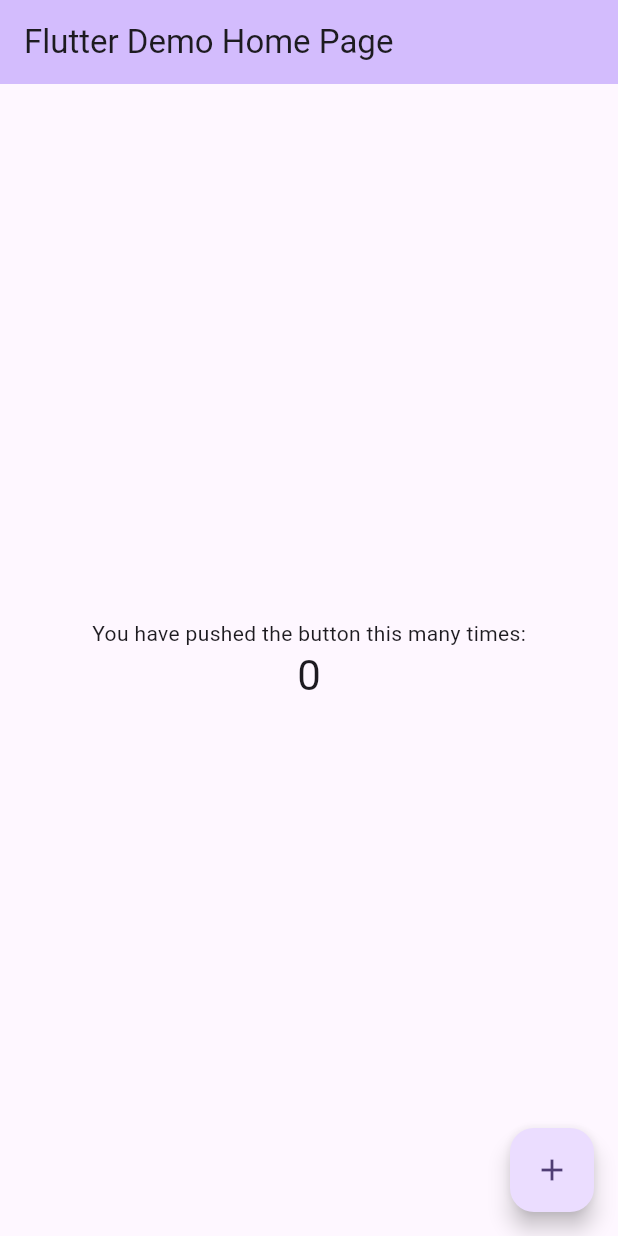
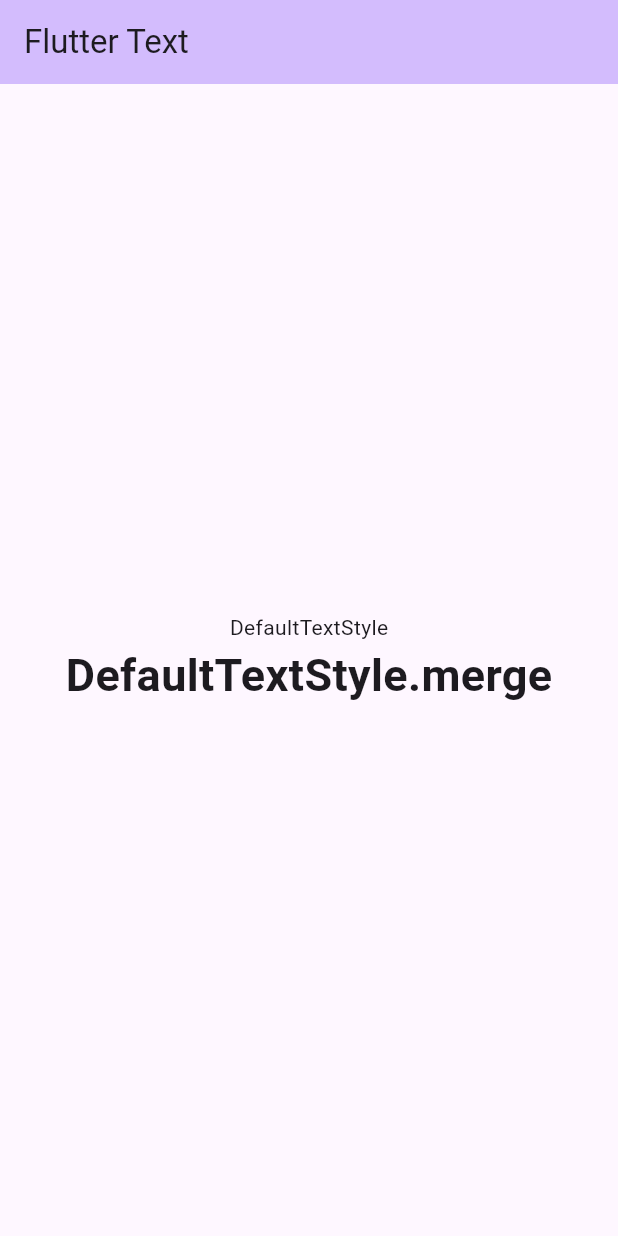
Before and after one commit to jaimetellezb/widget-catalog, a Flutter app: the screen it shows after launch, on a phone screen of 412 x 824 dp. Run offline on Flutter 3.47's test engine with Material 3 defaults, Android fonts, the phone set to English and light mode, and no system bars; Roboto replaces fonts that are missing (Italic).

Commit message:
DefaultTextStyle

```diff
--- a/lib/main.dart
+++ b/lib/main.dart
@@ -15,55 +15,45 @@
         colorScheme: ColorScheme.fromSeed(seedColor: Colors.deepPurple),
         useMaterial3: true,
       ),
-      home: const MyHomePage(title: 'Flutter Demo Home Page'),
+      home: const MyHomePage(title: 'Flutter Text'),
     );
   }
 }
 
-class MyHomePage extends StatefulWidget {
+class MyHomePage extends StatelessWidget {
   const MyHomePage({super.key, required this.title});
 
   final String title;
 
   @override
-  State<MyHomePage> createState() => _MyHomePageState();
-}
+  Widget build(BuildContext context) {
+    DefaultTextStyle defaultStyle = DefaultTextStyle.of(context);
+    print(defaultStyle);
 
-class _MyHomePageState extends State<MyHomePage> {
-  int _counter = 0;
-
-  void _incrementCounter() {
-    setState(() {
-      _counter++;
-    });
-  }
-
-  @override
-  Widget build(BuildContext context) {
     return Scaffold(
       appBar: AppBar(
         backgroundColor: Theme.of(context).colorScheme.inversePrimary,
-        title: Text(widget.title),
+        title: Text(title),
       ),
       body: Center(
         child: Column(
           mainAxisAlignment: MainAxisAlignment.center,
           children: <Widget>[
             const Text(
-              'You have pushed the button this many times:',
+              'DefaultTextStyle',
             ),
-            Text(
-              '$_counter',
-              style: Theme.of(context).textTheme.headlineMedium,
+            DefaultTextStyle.merge(
+              style: const TextStyle(
+                  fontSize: 30,
+                  fontFamily: 'Italic',
+                  fontWeight: FontWeight.bold),
+              child: const Text(
+                'DefaultTextStyle.merge',
+              ),
             ),
           ],
         ),
       ),
-      floatingActionButton: FloatingActionButton(
-        onPressed: _incrementCounter,
-        tooltip: 'Increment',
-        child: const Icon(Icons.add),
-      ),
     );
   }
 }
```
